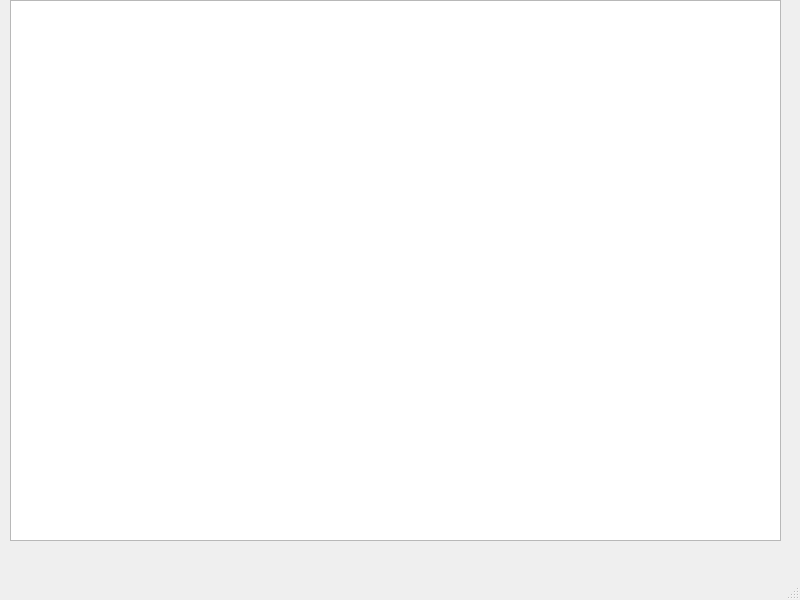
First picture: the form in Save_the_world_final/nivel_1.ui, repository angeelorenaoc/Proyecto_final, before the edit.
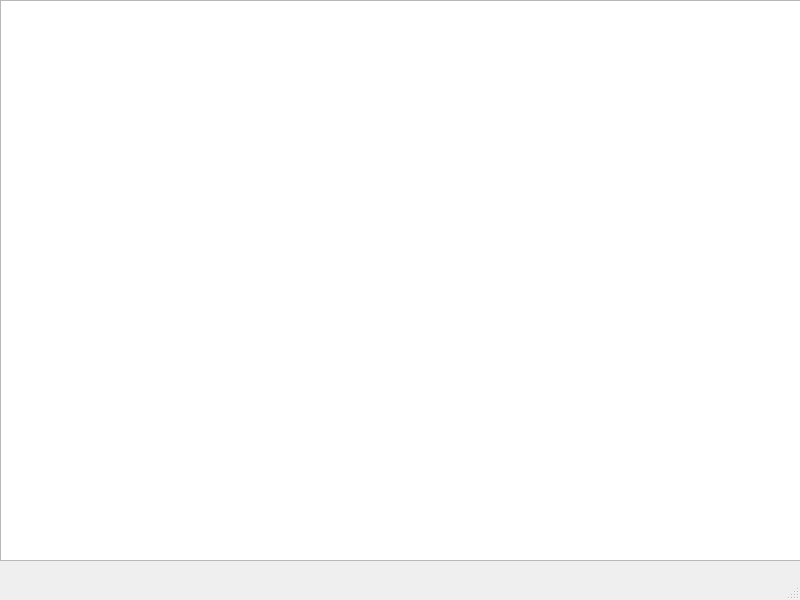
Second picture: the form after the edit.

```diff
--- a/Save_the_world_final/nivel_1.ui
+++ b/Save_the_world_final/nivel_1.ui
@@ -17,10 +17,10 @@
    <widget class="QGraphicsView" name="graphicsView">
     <property name="geometry">
      <rect>
-      <x>10</x>
+      <x>0</x>
       <y>0</y>
-      <width>771</width>
-      <height>541</height>
+      <width>801</width>
+      <height>561</height>
      </rect>
     </property>
    </widget>
```
